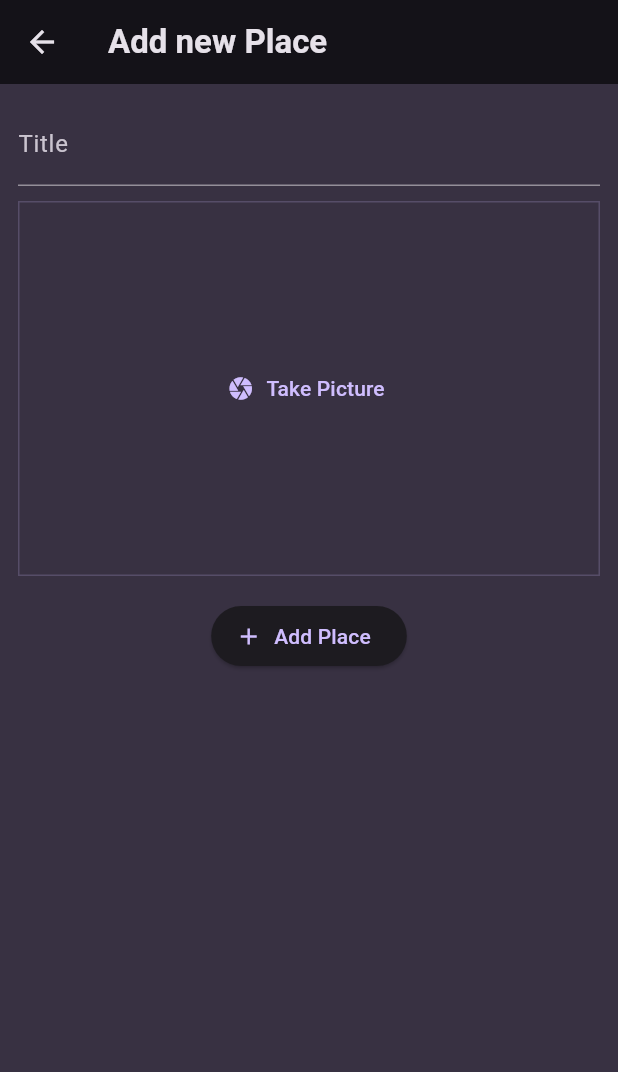
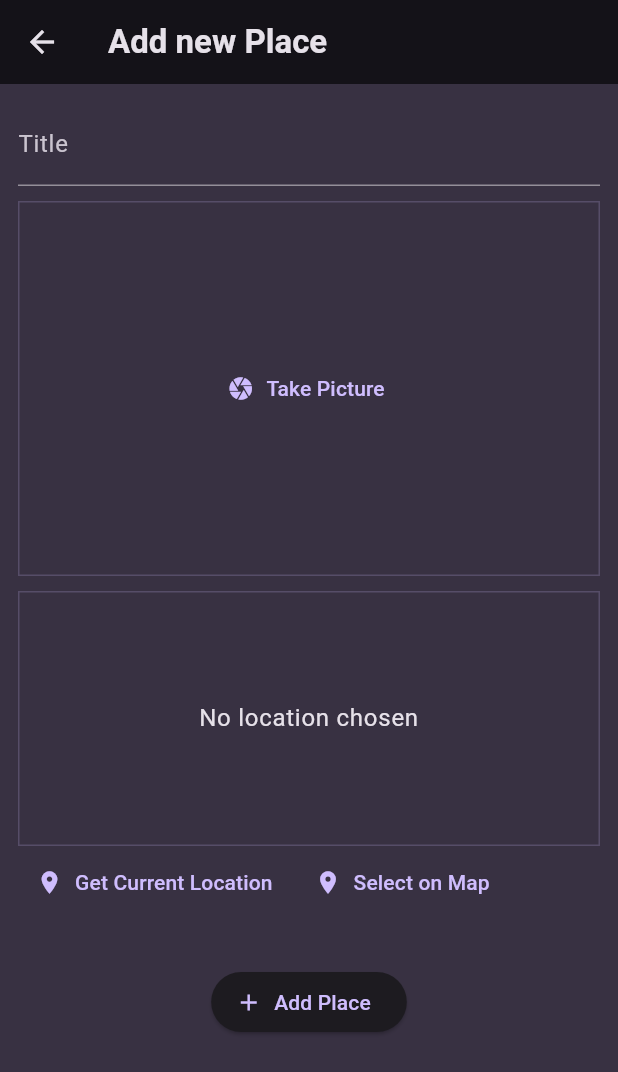
Before and after one commit to lucasfrotabarroso14/favorite_places_app_flutter, a Flutter app: the AddPlaceScreen screen opened directly, on a phone screen of 412 x 824 dp. Shown: the top 1072 px of the screen. Run offline on Flutter 3.47's test engine with Material 3 defaults, Android fonts, the phone set to English and light mode, and no system bars; our stand-ins replace flutter_riverpod, google_fonts, image_picker, location, riverpod.

Commit message:
feat google map api integrate

```diff
--- a/lib/models/place.dart
+++ b/lib/models/place.dart
@@ -6,11 +6,30 @@ import 'package:uuid/uuid.dart';
 
 const uuid = Uuid();
 
+class PlaceLocation{
+
+  const PlaceLocation({
+    required this.latitude,
+    required this.longitude,
+    required this.address
+});
+
+   final double latitude;
+   final double longitude;
+   final String address;
+
+}
+
 class Place {
-  Place( {required this.title, required this.image,}) : id = uuid.v4();
+  Place({
+    required this.title,
+    required this.image,
+    required this.location
+  }) : id = uuid.v4();
 
   final String id;
   final String title;
   final File image;
+  final PlaceLocation location;
 
 }
--- a/lib/providers/places_provider.dart
+++ b/lib/providers/places_provider.dart
@@ -11,8 +11,8 @@ class UserPlacesNotifier extends StateNotifier<List<Place>>{
   UserPlacesNotifier() : super([]); // o estado inicial é uma lista vazia []
 
 
-  addPlace(String title, File image){
-    final newPlace = Place(title: title,image: image);
+  addPlace(String title, File image,PlaceLocation location){
+    final newPlace = Place(title: title,image: image,location: location);
     state = [newPlace,...state];
 
   }
--- a/lib/screens/add_place_screen.dart
+++ b/lib/screens/add_place_screen.dart
@@ -1,7 +1,9 @@
 import 'dart:io';
 
+import 'package:favorite_places_app/models/place.dart';
 import 'package:favorite_places_app/providers/places_provider.dart';
 import 'package:favorite_places_app/widgets/image_input.dart';
+import 'package:favorite_places_app/widgets/location_input.dart';
 import 'package:flutter/material.dart';
 import 'package:flutter_riverpod/flutter_riverpod.dart';
 
@@ -16,20 +18,22 @@ class AddPlaceScreen extends ConsumerStatefulWidget {
 
 class _AddPlaceScreenState extends ConsumerState<AddPlaceScreen> {
 
+
   final _titleController = TextEditingController();
   File? _selectedImage;
+  PlaceLocation? _selectLocation;
 
   void _savePlace(){
     final  enteredTitle = _titleController.text;
 
-    if(enteredTitle.isEmpty || _selectedImage == null){
+    if(enteredTitle.isEmpty || _selectedImage == null || _selectLocation == null){
       return;
     }
 
 
     ref
         .read(userPlacesProvider.notifier)
-        .addPlace(enteredTitle , _selectedImage!);
+        .addPlace(enteredTitle , _selectedImage!,_selectLocation!);
 
     Navigator.of(context).pop();
 
@@ -61,7 +65,13 @@ class _AddPlaceScreenState extends ConsumerState<AddPlaceScreen> {
             const SizedBox(height: 10),
             ImageInput(onPickImage:(image){
               _selectedImage = image;
-            } ,),
+            } ,
+            ),
+            const SizedBox(height: 10,),
+            LocationInput(onSelectLocation: (location){
+              _selectLocation = location;
+            },),
+            const SizedBox(height: 16),
             const SizedBox(height: 16),
             ElevatedButton.icon(
               onPressed: _savePlace,
--- /dev/null
+++ b/lib/widgets/location_input.dart
@@ -0,0 +1,147 @@
+
+import 'dart:convert';
+
+import 'package:favorite_places_app/models/place.dart';
+import 'package:flutter/cupertino.dart';
+import 'package:flutter/material.dart';
+import 'package:location/location.dart';
+import 'package:http/http.dart' as http;
+
+class LocationInput extends StatefulWidget {
+  const LocationInput({super.key, required this.onSelectLocation});
+
+  final void Function(PlaceLocation location) onSelectLocation;
+
+
+  @override
+  State<LocationInput> createState() => _LocationInputState();
+}
+
+class _LocationInputState extends State<LocationInput> {
+
+  PlaceLocation? _pickedLocation;
+
+  String get locationImage{
+    if(_pickedLocation == null){
+      return '';
+    }
+    final lat = _pickedLocation!.latitude;
+    final lng =_pickedLocation!.longitude;
+
+    return 'https://maps.googleapis.com/maps/api/staticmap?center=$lat,$lng&zoom=16&size=600x300&maptype=roadmap&markers=color:red%7Clabel:A%7C$lat,$lng&key=AIzaSyAEPAAViXirLr8VuSn3Xp8RnE5miobFrA8';
+  }
+  var _isGettingLocation = false;
+
+  void _getCurrentLocation() async {
+
+
+    Location location = new Location();
+
+    bool serviceEnabled;
+    PermissionStatus permissionGranted;
+    LocationData locationData;
+
+    serviceEnabled = await location.serviceEnabled();
+    if (!serviceEnabled) {
+      serviceEnabled = await location.requestService();
+      if (!serviceEnabled) {
+        return;
+      }
+    }
+
+    permissionGranted = await location.hasPermission();
+    if (permissionGranted == PermissionStatus.denied) {
+      permissionGranted = await location.requestPermission();
+      if (permissionGranted != PermissionStatus.granted) {
+        return;
+      }
+    }
+    // AIzaSyAEPAAViXirLr8VuSn3Xp8RnE5miobFrA8
+    setState(() {
+      _isGettingLocation = true;
+    });
+
+    locationData = await location.getLocation();
+
+
+
+    final lat = locationData.latitude;
+    final lng = locationData.longitude;
+
+    if (lat == null || lng == null){
+      return;
+    }
+
+    final url = Uri.parse('https://maps.googleapis.com/maps/api/geocode/json?latlng=$lat,$lng&key=AIzaSyAEPAAViXirLr8VuSn3Xp8RnE5miobFrA8');
+    final response =  await http.get(url);
+    final resData = json.decode(response.body);
+    final address = resData['results'][0]['formatted_address'];
+
+    setState(() {
+      _pickedLocation = PlaceLocation(
+          latitude: lat,
+          longitude: lng,
+          address: address
+      );
+      _isGettingLocation = false;
+    });
+    widget.onSelectLocation(_pickedLocation!);
+
+  }
+
+  @override
+  Widget build(BuildContext context) {
+
+    Widget previewContent = Text(
+      'No location chosen',
+      textAlign: TextAlign.center,
+      style:Theme.of(context).textTheme.bodyLarge!.copyWith(
+          color: Theme.of(context).colorScheme.onBackground
+      ),
+    );
+    if (_pickedLocation != null){
+      previewContent = Image.network(
+          locationImage,
+          fit: BoxFit.cover,
+          width: double.infinity,
+          height: double.infinity);
+    }
+
+    if(_isGettingLocation){
+      previewContent = const CircularProgressIndicator();
+    }
+
+
+
+    return Column(
+      mainAxisAlignment: MainAxisAlignment.spaceEvenly,
+      children: [
+        Container(
+          height: 170,
+          width: double.infinity,
+          alignment: Alignment.center,
+          decoration: BoxDecoration(
+              border:Border.all(width: 1,color:Theme.of(context).colorScheme.primary.withOpacity(0.2))
+          ),
+          child: previewContent,
+
+        ),
+
+        Row(
+          children: [
+            TextButton.icon(
+              icon: Icon(Icons.location_on),
+              label: const Text('Get Current Location'),
+              onPressed: _getCurrentLocation,
+            ),
+            TextButton.icon(
+              icon: Icon(Icons.location_on),
+              label: const Text('Select on Map'),
+              onPressed: (){},
+            ),
+          ],
+        )
+      ],
+    );
+  }
+}
--- a/lib/widgets/places_list.dart
+++ b/lib/widgets/places_list.dart
@@ -34,6 +34,10 @@ class PlacesList extends StatelessWidget {
             color: Theme.of(context).colorScheme.onBackground,
           ),
         ),
+        subtitle: Text(places[index].location.address,
+          style: Theme.of(context).textTheme.bodySmall!.copyWith(
+          color: Theme.of(context).colorScheme.onBackground,
+        ),),
         onTap: (){
           Navigator.of(context).push(
               MaterialPageRoute(
--- a/pubspec.yaml
+++ b/pubspec.yaml
@@ -40,6 +40,11 @@ dependencies:
   uuid: ^4.3.3
   flutter_riverpod: ^2.5.1
   image_picker: ^1.0.7
+  location: ^6.0.1
+  http: ^1.2.1
+
+
+
 
 dev_dependencies:
   flutter_test:
```
Also changed, not shown: lib/screens/place_detail_screen.dart (+43 -0 lines), pubspec.lock, 4 other files.
